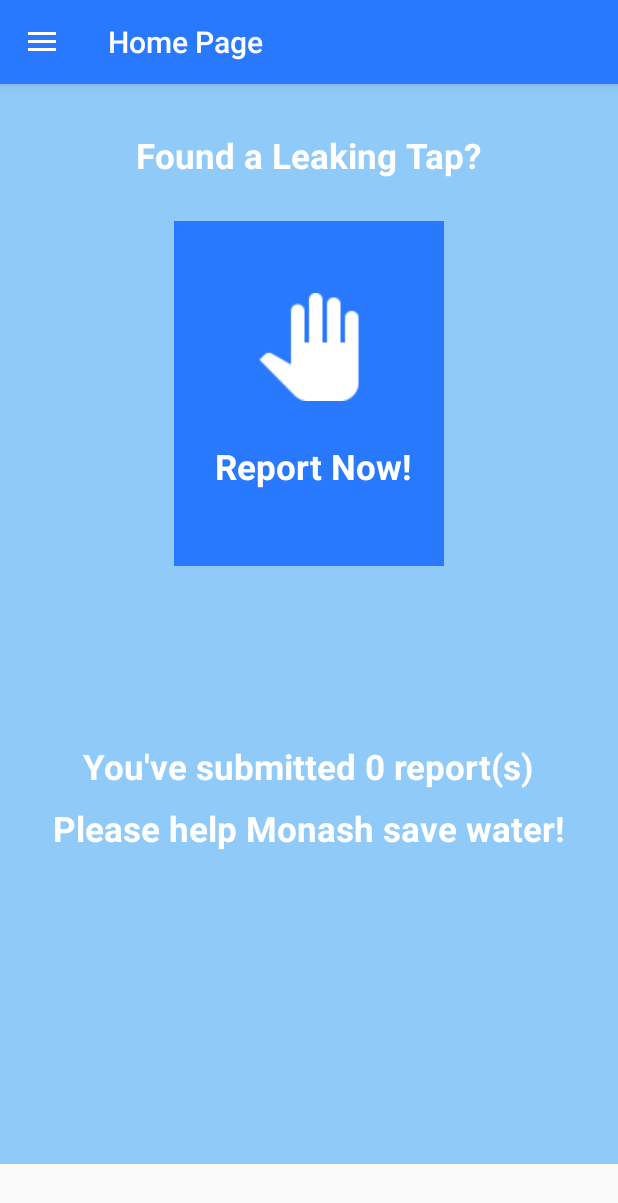
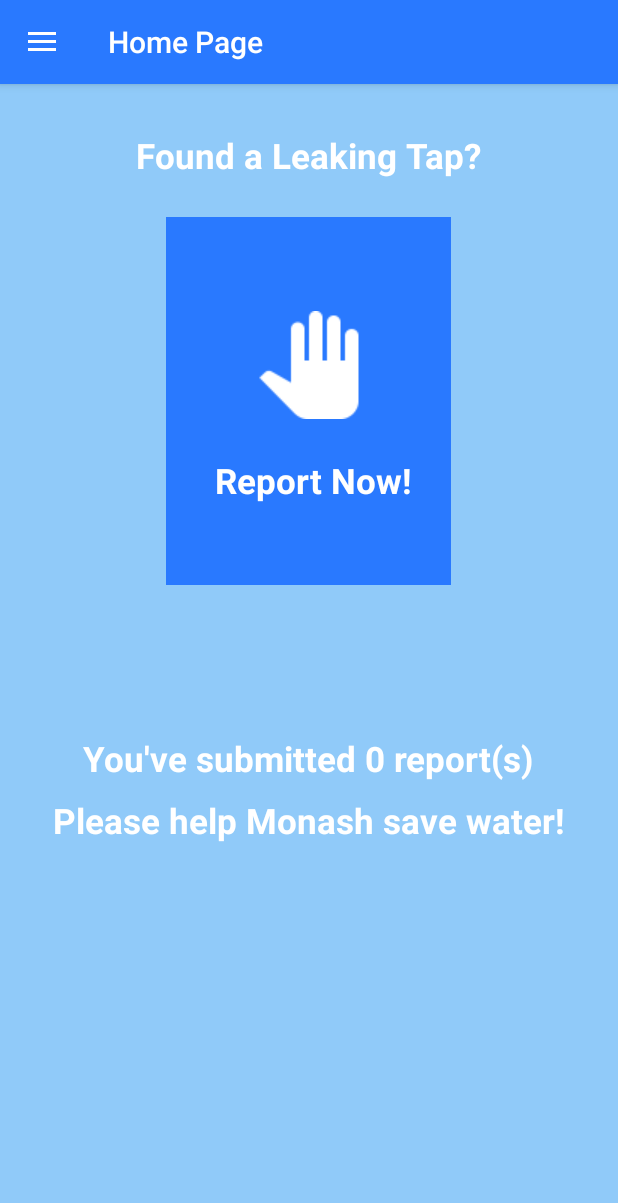
Before and after one commit to mengfanlin/H2OConserve, an Android app: the screen it shows after launch (MainActivity), on a phone screen of 412 x 824 dp. Shown: the top 1203 px of the screen. Run offline under Robolectric (Android 15) with nearby library versions, the phone set to English and light mode, and no system bars.

Commit message:
Version 4.3

```diff
--- a/app/src/main/AndroidManifest.xml
+++ b/app/src/main/AndroidManifest.xml
@@ -38,7 +38,8 @@
         <activity
             android:name=".activities.MainActivity"
             android:label="@string/app_name"
-            android:theme="@style/AppTheme.NoActionBar" />
+            android:theme="@style/AppTheme.NoActionBar"
+            android:screenOrientation="portrait" />
         <activity
             android:name=".activities.ModifyReportActivity"
             android:label="@string/title_activity_modify_report"
--- a/app/src/main/java/com/example/mengfanlin/h2oreserve/activities/ViewDataActivity.java
+++ b/app/src/main/java/com/example/mengfanlin/h2oreserve/activities/ViewDataActivity.java
@@ -27,12 +27,9 @@ public class ViewDataActivity extends AppCompatActivity {
     protected void onCreate(Bundle savedInstanceState) {
         super.onCreate(savedInstanceState);
         setContentView(R.layout.activity_view_data);
-
         //getSupportActionBar().setDisplayHomeAsUpEnabled(true);
-
         Toolbar toolbar = (Toolbar) findViewById(R.id.toolbar);
         setSupportActionBar(toolbar);
-
         this.setTitle("Water Trends");
 
         ViewPager viewPager = (ViewPager) findViewById(R.id.pager);
--- a/app/src/main/java/com/example/mengfanlin/h2oreserve/adapters/AdapterReport.java
+++ b/app/src/main/java/com/example/mengfanlin/h2oreserve/adapters/AdapterReport.java
@@ -53,7 +53,7 @@ public class AdapterReport extends ArrayAdapter<Report> {
         if (!levelInfo.equals("Basement") && !levelInfo.equals("Ground")) {
             levelInfo = "Level " + levelInfo;
         }
-        if (buildingInfo.startsWith("G")){
+        if (buildingInfo.startsWith("G") && !buildingInfo.equals("G")){
             textViewLocation.setText(buildingInfo);
             textViewRoom.setText(report.getRoom());
         } else {
--- a/app/src/main/java/com/example/mengfanlin/h2oreserve/fragments/WatchDataFragment.java
+++ b/app/src/main/java/com/example/mengfanlin/h2oreserve/fragments/WatchDataFragment.java
@@ -16,7 +16,6 @@ import android.view.View;
 import android.view.ViewGroup;
 
 import com.example.mengfanlin.h2oreserve.R;
-import com.example.mengfanlin.h2oreserve.adapters.AdapterPager;
 
 /**
  * Created by mengfanlin on 26/08/2017.
--- a/app/src/main/res/layout/content_modify_report.xml
+++ b/app/src/main/res/layout/content_modify_report.xml
@@ -57,7 +57,7 @@
                     android:layout_marginRight="8dp"
                     android:layout_marginTop="15dp"
                     android:ems="10"
-                    android:hint="Room"
+                    android:hint="Room/Location (*)"
                     android:maxLength="20"
                     android:maxLines="1"
                     android:inputType="text"
@@ -83,7 +83,7 @@
                     android:layout_marginRight="8dp"
                     android:layout_marginTop="15dp"
                     android:ems="10"
-                    android:hint="Description"
+                    android:hint="Description (Optional)"
                     android:maxLength="100"
                     android:maxLines="3"
                     android:paddingTop="5dp"
--- a/app/src/main/res/layout/fragment_main.xml
+++ b/app/src/main/res/layout/fragment_main.xml
@@ -1,18 +1,14 @@
 <?xml version="1.0" encoding="utf-8"?>
-<ScrollView
+<RelativeLayout
     xmlns:android="http://schemas.android.com/apk/res/android"
     xmlns:tools="http://schemas.android.com/tools"
-    android:layout_width="match_parent"
-    android:layout_height="wrap_content"
-    xmlns:app="http://schemas.android.com/apk/res-auto">
-    <RelativeLayout
+    xmlns:app="http://schemas.android.com/apk/res-auto"
     android:orientation="vertical"
     android:weightSum="1"
     android:layout_width="match_parent"
     android:layout_height="match_parent"
     android:background="#90CAF9"
-        android:minHeight="720dp">
-
+    >
     <TextView
         android:layout_width="wrap_content"
         android:layout_height="wrap_content"
@@ -28,9 +24,9 @@
     <ImageView
         android:layout_width="wrap_content"
         android:layout_height="wrap_content"
-            android:minWidth="180dp"
-            android:minHeight="230dp"
-            android:layout_marginTop="28dp"
+        android:minWidth="190dp"
+        android:minHeight="245dp"
+        android:layout_marginTop="25dp"
         android:background="#2979FF"
         android:id="@+id/imageView2"
         android:layout_below="@+id/textView3"
@@ -42,7 +38,7 @@
         android:background="#2979FF"
         android:src="@drawable/ic_hand"
         android:id="@+id/imageView3"
-            android:layout_marginTop="76dp"
+        android:layout_marginTop="88dp"
         android:layout_below="@+id/textView3"
         android:layout_centerHorizontal="true"
         />
@@ -54,7 +50,7 @@
         android:textColor="#FFF"
         android:textStyle="bold"
         android:textSize="23dp"
-            android:layout_marginTop="176dp"
+        android:layout_marginTop="185dp"
         android:layout_below="@+id/textView3"
         android:layout_centerHorizontal="true"
         android:id="@+id/textView2" />
@@ -64,7 +60,7 @@
         android:layout_height="wrap_content"
         android:background="#90CAF9"
         android:src="@drawable/chevron1"
-            android:layout_marginTop="35dp"
+        android:layout_marginTop="25dp"
         android:id="@+id/imageView4"
         android:layout_below="@+id/imageView2"
         android:layout_centerHorizontal="true" />
@@ -76,7 +72,7 @@
         android:textColor="#FFF"
         android:textStyle="bold"
         android:textSize="23dp"
-            android:layout_marginTop="118dp"
+        android:layout_marginTop="100dp"
         android:id="@+id/textView4"
         android:layout_below="@+id/imageView2"
         android:layout_centerHorizontal="true" />
@@ -90,6 +86,4 @@
         android:layout_marginTop="10dp"
         android:layout_below="@+id/textView4"
         android:layout_centerHorizontal="true" />
-
 </RelativeLayout>
-</ScrollView>
--- a/app/src/main/res/layout/fragment_tab3.xml
+++ b/app/src/main/res/layout/fragment_tab3.xml
@@ -55,7 +55,7 @@
         </Spinner>
 
         <TextView
-            android:layout_width="wrap_content"
+            android:layout_width="match_parent"
             android:layout_height="wrap_content"
             android:id="@+id/tv_leak_per_day"
             android:text="Drips per day:"
@@ -66,7 +66,7 @@
             android:layout_centerHorizontal="true"
             android:gravity="center"/>
         <TextView
-            android:layout_width="wrap_content"
+            android:layout_width="match_parent"
             android:layout_height="wrap_content"
             android:id="@+id/tv_leak_per_month"
             android:text="Liters per day:"
--- a/app/src/main/res/values/strings.xml
+++ b/app/src/main/res/values/strings.xml
@@ -1,5 +1,5 @@
 <resources>
-    <string name="app_name">H2OReserve</string>
+    <string name="app_name">H2OConserve</string>
 
     <string name="navigation_drawer_open">Open navigation drawer</string>
     <string name="navigation_drawer_close">Close navigation drawer</string>
```
Also changed, not shown: app/src/main/java/com/example/mengfanlin/h2oreserve/activities/CheckReportDetailActivity.java (+8 -2 lines), app/src/main/java/com/example/mengfanlin/h2oreserve/activities/LeakInBuildingActivity.java (+10 -5 lines), app/src/main/java/com/example/mengfanlin/h2oreserve/activities/MainActivity.java (+2 -7 lines), app/src/main/java/com/example/mengfanlin/h2oreserve/activities/ModifyReportActivity.java (+52 -65 lines), app/src/main/res/layout/fragment_supply_report.xml (+4 -4 lines). Lines whose indentation alone changed are shown as unchanged.
